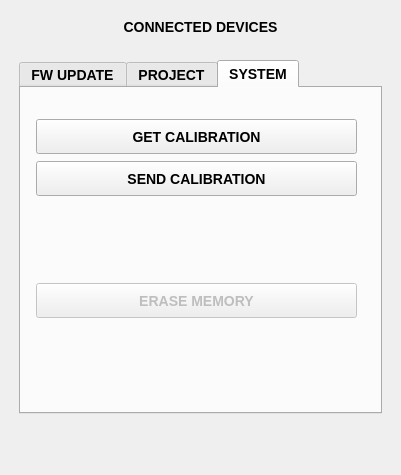
OXI-Instruments/OXI-Desktop, file apps/oxi_desktop/mainwindow.ui: the form before one commit.
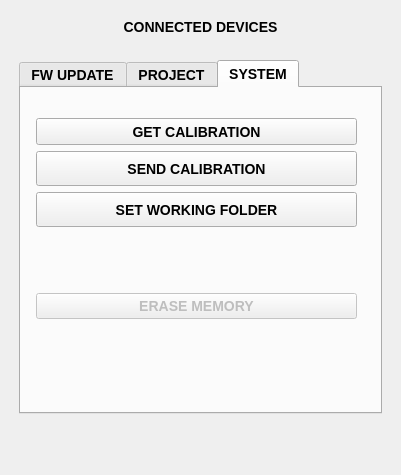
The form after the commit. The open tabs and pages were chosen to show the change. Icons and pictures are not drawn.

```diff
--- a/apps/oxi_desktop/mainwindow.ui
+++ b/apps/oxi_desktop/mainwindow.ui
@@ -585,6 +585,34 @@
              </property>
             </widget>
            </item>
+           <item>
+            <widget class="QPushButton" name="setWorkingFolderButton">
+             <property name="sizePolicy">
+              <sizepolicy hsizetype="Minimum" vsizetype="Maximum">
+               <horstretch>0</horstretch>
+               <verstretch>35</verstretch>
+              </sizepolicy>
+             </property>
+             <property name="maximumSize">
+              <size>
+               <width>16777215</width>
+               <height>35</height>
+              </size>
+             </property>
+             <property name="text">
+              <string>SET WORKING FOLDER</string>
+             </property>
+             <property name="autoDefault">
+              <bool>false</bool>
+             </property>
+             <property name="default">
+              <bool>false</bool>
+             </property>
+             <property name="flat">
+              <bool>false</bool>
+             </property>
+            </widget>
+           </item>
            <item>
             <spacer name="verticalSpacer_2">
              <property name="orientation">
@@ -596,7 +624,7 @@
              <property name="sizeHint" stdset="0">
               <size>
                <width>20</width>
-               <height>80</height>
+               <height>60</height>
               </size>
              </property>
             </spacer>
```
Left out of the diff: 28 changed lines with no effect on the pictures.
